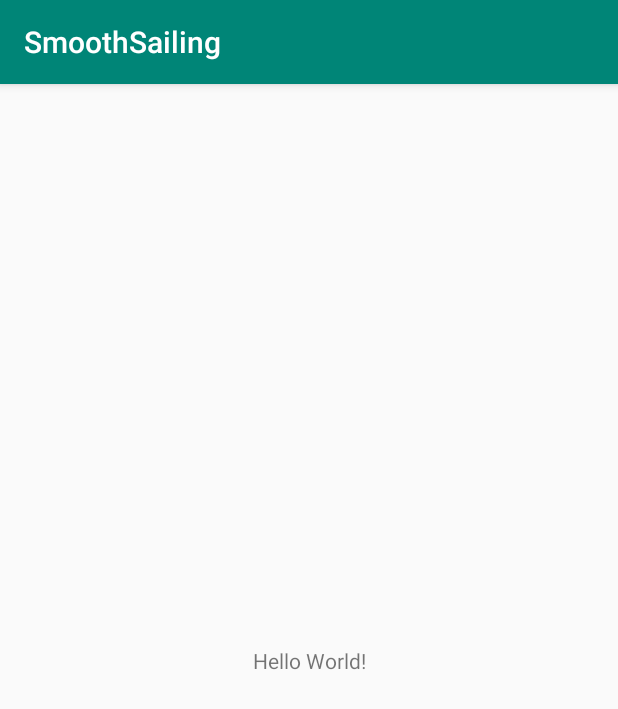
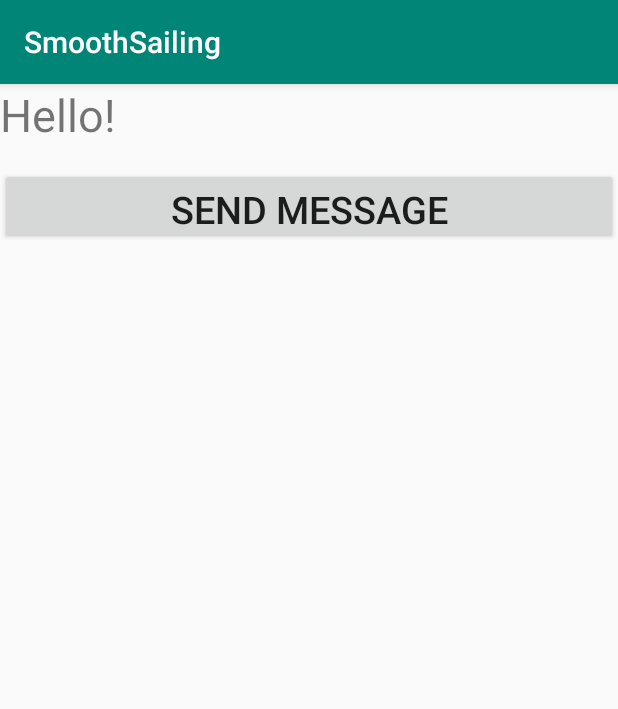
Before and after one commit to helloimali/SmoothSailing, an Android app: the screen it shows after launch (MainActivity), on a phone screen of 412 x 824 dp. Shown: the top 709 px of the screen. Run offline under Robolectric (Android 15) with nearby library versions, the phone set to English and light mode, and no system bars.

Commit message:
On button click, text change

```diff
--- a/app/src/main/java/com/example/alimalik/smoothsailing/MainActivity.java
+++ b/app/src/main/java/com/example/alimalik/smoothsailing/MainActivity.java
@@ -2,12 +2,35 @@ package com.example.alimalik.smoothsailing;
 
 import android.support.v7.app.AppCompatActivity;
 import android.os.Bundle;
+import android.view.View;
+import android.widget.Button;
+import android.widget.TextView;
+
+import org.w3c.dom.Text;
 
 public class MainActivity extends AppCompatActivity {
+    Button b1;
+    TextView t1;
 
     @Override
     protected void onCreate(Bundle savedInstanceState) {
         super.onCreate(savedInstanceState);
         setContentView(R.layout.activity_main);
+
+        b1 = (Button) findViewById(R.id.sendButton);
+        t1 = (TextView) findViewById(R.id.IDTEXT);
+
+        BtnClick();
+
+    }
+
+    private void BtnClick(){
+        b1.setOnClickListener(new View.OnClickListener(){
+            @Override
+            public void onClick(View view){
+                t1.setText("nice");
+
+            }
+        });
     }
 }
--- a/app/src/main/res/layout/activity_main.xml
+++ b/app/src/main/res/layout/activity_main.xml
@@ -8,12 +8,24 @@
     tools:context=".MainActivity">
 
     <TextView
-        android:layout_width="wrap_content"
-        android:layout_height="wrap_content"
-        android:text="Hello World!"
-        app:layout_constraintBottom_toBottomOf="parent"
-        app:layout_constraintLeft_toLeftOf="parent"
-        app:layout_constraintRight_toRightOf="parent"
-        app:layout_constraintTop_toTopOf="parent" />
+        android:id="@+id/IDTEXT"
+        android:layout_width="match_parent"
+        android:layout_height="match_parent"
+
+        android:text="Hello!"
+        android:textSize="30sp" />
+
+    <Button
+        android:id="@+id/sendButton"
+        android:layout_width="match_parent"
+        android:layout_height="51dp"
+        android:layout_marginTop="56dp"
+        android:text="Send Message"
+
+        android:textSize="25sp"
+        app:layout_constraintEnd_toEndOf="parent"
+        app:layout_constraintHorizontal_bias="0.0"
+        app:layout_constraintStart_toStartOf="parent"
+        app:layout_constraintTop_toTopOf="@+id/IDTEXT" />
 
 </android.support.constraint.ConstraintLayout>
```
